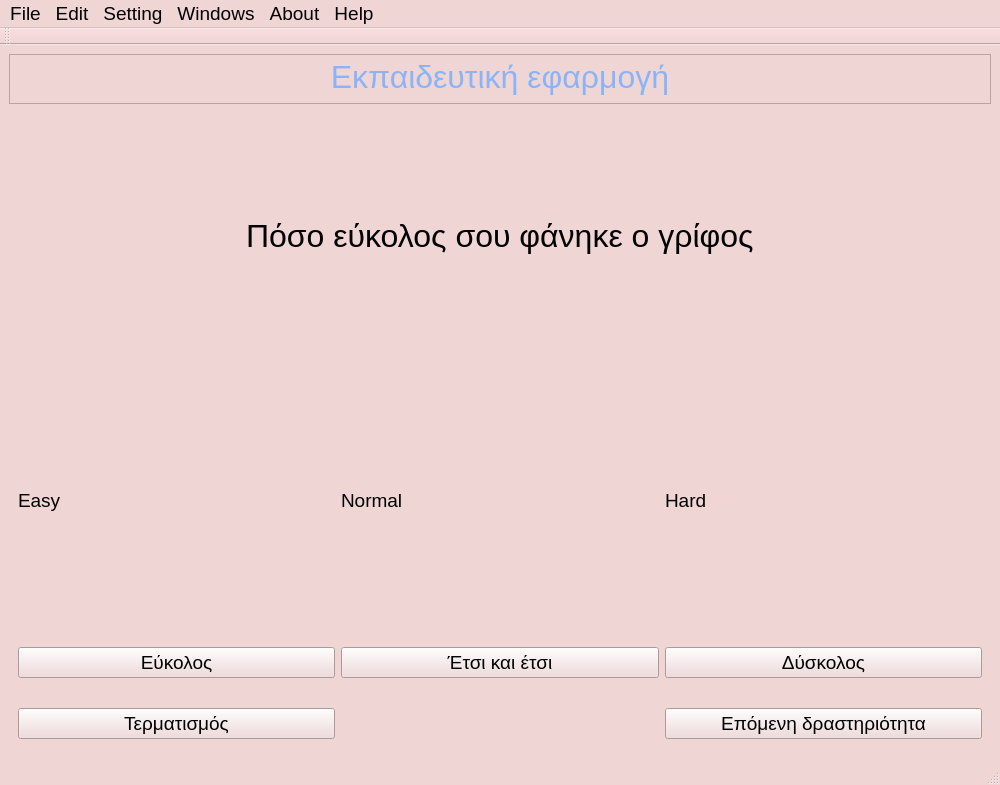
Qt form user_interface/resources/menu.ui (smattha/robotHuman) before a commit.
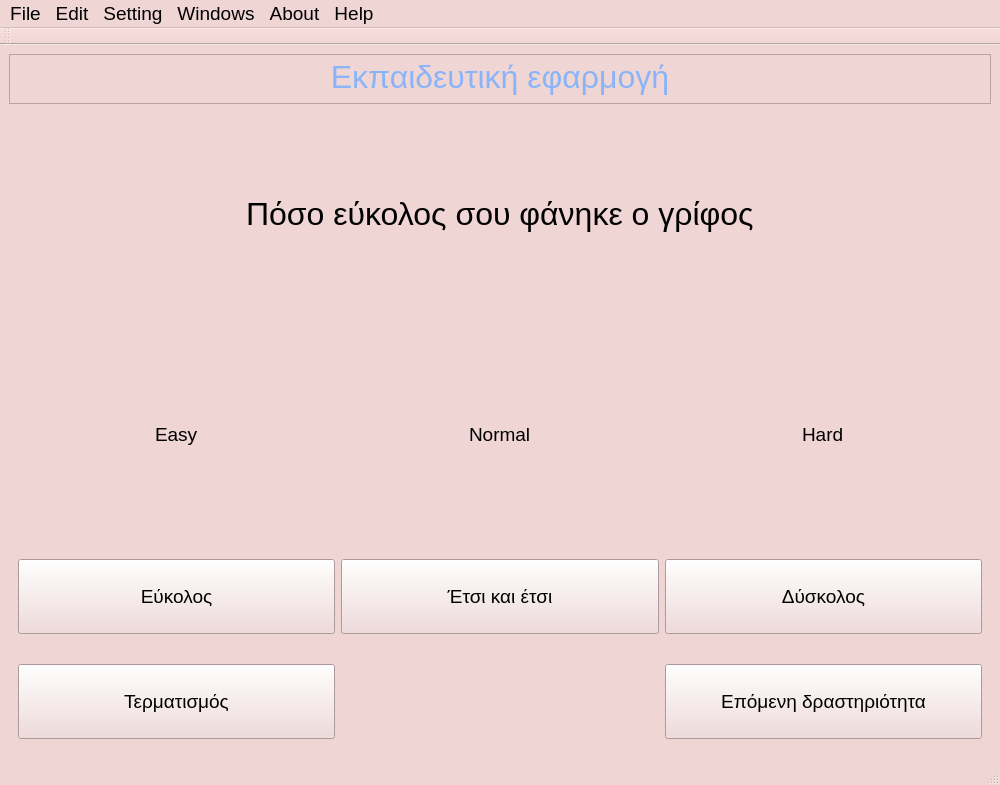
The same form after that commit. The open tabs and pages were chosen to show the change.

```diff
--- a/user_interface/resources/menu.ui
+++ b/user_interface/resources/menu.ui
@@ -522,6 +522,12 @@
       </item>
       <item>
        <widget class="QStackedWidget" name="stackedWidget">
+        <property name="maximumSize">
+         <size>
+          <width>1920</width>
+          <height>1080</height>
+         </size>
+        </property>
         <property name="currentIndex">
          <number>1</number>
         </property>
@@ -702,8 +708,14 @@
             <property name="verticalSpacing">
              <number>30</number>
             </property>
-            <item row="1" column="1">
+            <item row="1" column="1" alignment="Qt::AlignHCenter">
              <widget class="QLabel" name="normal">
+              <property name="maximumSize">
+               <size>
+                <width>900</width>
+                <height>600</height>
+               </size>
+              </property>
               <property name="text">
                <string>Normal</string>
               </property>
@@ -730,8 +742,14 @@
               </property>
              </widget>
             </item>
-            <item row="1" column="0">
+            <item row="1" column="0" alignment="Qt::AlignHCenter">
              <widget class="QLabel" name="easy">
+              <property name="maximumSize">
+               <size>
+                <width>900</width>
+                <height>600</height>
+               </size>
+              </property>
               <property name="text">
                <string>Easy</string>
               </property>
@@ -743,26 +761,38 @@
             <item row="3" column="0">
              <widget class="QPushButton" name="terminateButton">
               <property name="text">
-               <string>Τερματισμός</string>
+               <string>
+Τερματισμός
+</string>
               </property>
              </widget>
             </item>
             <item row="2" column="2">
              <widget class="QPushButton" name="feedbackHardButton">
               <property name="text">
-               <string>Δύσκολος</string>
+               <string>
+Δύσκολος
+</string>
               </property>
              </widget>
             </item>
             <item row="3" column="2">
              <widget class="QPushButton" name="nextExersice">
               <property name="text">
-               <string>Επόμενη δραστηριότητα</string>
+               <string>
+Επόμενη δραστηριότητα
+</string>
               </property>
              </widget>
             </item>
-            <item row="1" column="2">
+            <item row="1" column="2" alignment="Qt::AlignHCenter">
              <widget class="QLabel" name="hard">
+              <property name="maximumSize">
+               <size>
+                <width>900</width>
+                <height>600</height>
+               </size>
+              </property>
               <property name="text">
                <string>Hard</string>
               </property>
@@ -771,14 +801,18 @@
             <item row="2" column="0">
              <widget class="QPushButton" name="feedbackEasyButton">
               <property name="text">
-               <string>Εύκολος</string>
+               <string>
+Εύκολος
+</string>
               </property>
              </widget>
             </item>
             <item row="2" column="1">
              <widget class="QPushButton" name="feedbackNormalButton">
               <property name="text">
-               <string>Έτσι και έτσι</string>
+               <string>
+Έτσι και έτσι
+</string>
               </property>
              </widget>
             </item>
```
Left out of the diff: 2 changed lines with no effect on the pictures.
